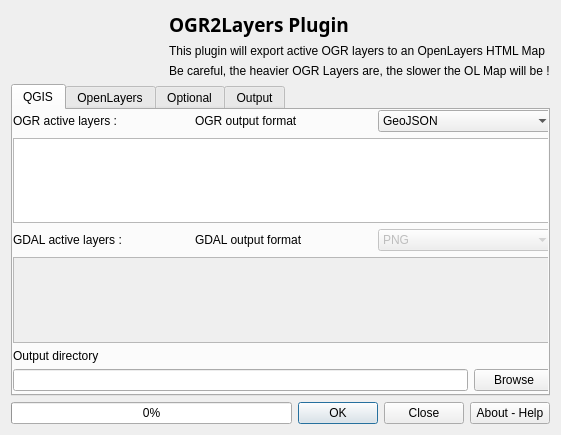
First picture: the form in ui_OGR2Layers.ui, repository lucadelu/OGR2Layers, before the edit.
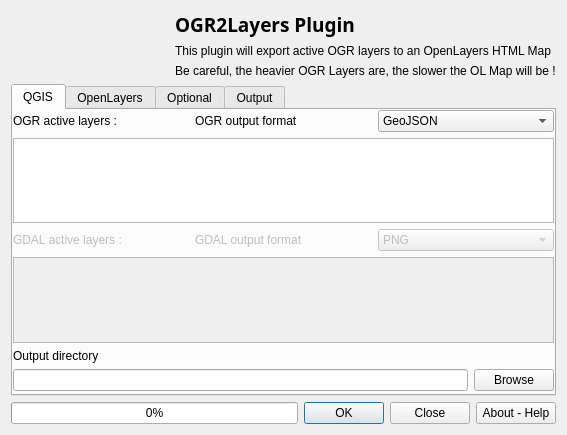
Second picture: the form after the edit. Icons and pictures are not drawn.

Commit message: add tag 0.8.5; modify gui disable raster label

Diff of the .ui file:
```diff
--- a/ui_OGR2Layers.ui
+++ b/ui_OGR2Layers.ui
@@ -6,7 +6,7 @@
    <rect>
     <x>0</x>
     <y>0</y>
-    <width>561</width>
+    <width>567</width>
     <height>435</height>
    </rect>
   </property>
@@ -132,7 +132,7 @@
           <item>
            <widget class="QLabel" name="label_15">
             <property name="enabled">
-             <bool>true</bool>
+             <bool>false</bool>
             </property>
             <property name="text">
              <string>GDAL active layers :</string>
@@ -142,7 +142,7 @@
           <item>
            <widget class="QLabel" name="label_30">
             <property name="enabled">
-             <bool>true</bool>
+             <bool>false</bool>
             </property>
             <property name="layoutDirection">
              <enum>Qt::RightToLeft</enum>
```
Left out of the diff: 3 changed lines with no effect on the pictures. The commit also changes 3 other files.
